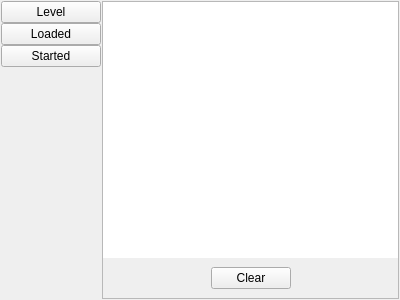
Above: plugframe/bundles-gui/guiconsolectrl/lib/ui/consoleview.ui from ELEKDOM/PlugFrame before the change. Below: the same form after it.
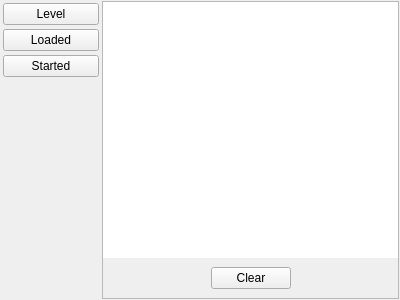
That is the form after the change.

```diff
--- a/plugframe/bundles-gui/guiconsolectrl/lib/ui/consoleview.ui
+++ b/plugframe/bundles-gui/guiconsolectrl/lib/ui/consoleview.ui
@@ -54,19 +54,19 @@
      </property>
      <layout class="QVBoxLayout" name="verticalLayout">
       <property name="spacing">
-       <number>0</number>
+       <number>4</number>
       </property>
       <property name="leftMargin">
-       <number>0</number>
+       <number>2</number>
       </property>
       <property name="topMargin">
-       <number>0</number>
+       <number>2</number>
       </property>
       <property name="rightMargin">
-       <number>0</number>
+       <number>2</number>
       </property>
       <property name="bottomMargin">
-       <number>0</number>
+       <number>2</number>
       </property>
       <item>
        <widget class="QPushButton" name="levelButton">
```
